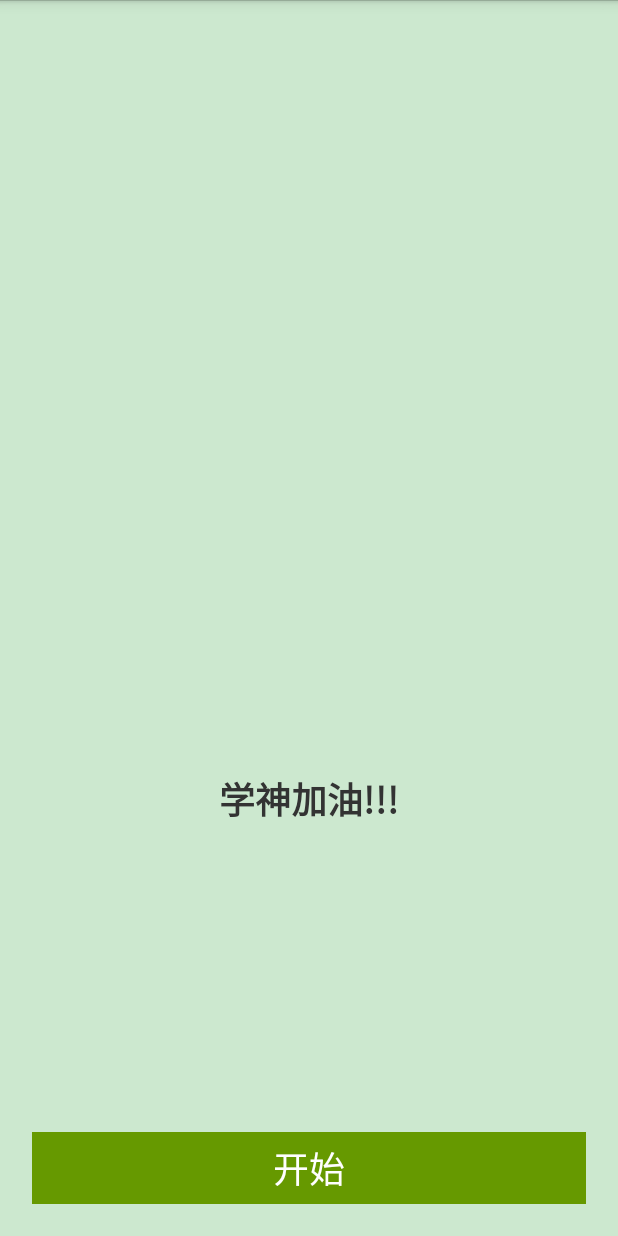
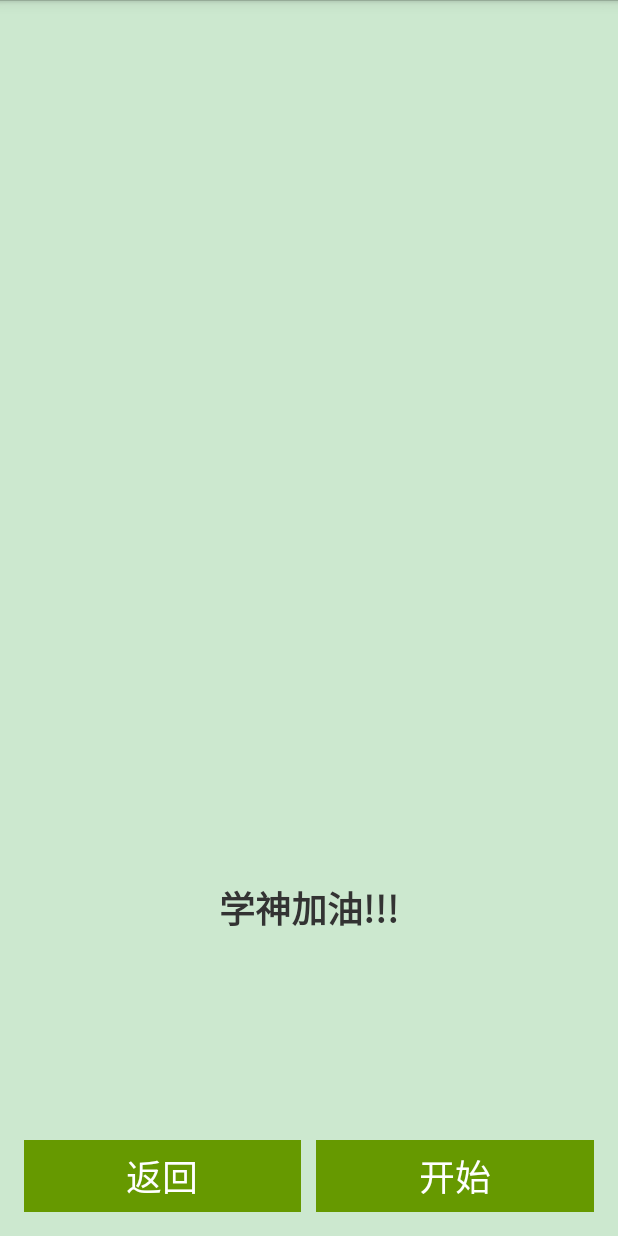
Before and after one commit to sslcs/EnglishNubmer, an Android app: the screen it shows after launch (MainActivity), after a tap on "学神", on a phone screen of 412 x 824 dp. Run offline under Robolectric (Android 15) with nearby library versions, the phone set to English and light mode, and no system bars.

Commit message:
ADD : add back button

```diff
--- a/src/main/java/com/reven/englishnumber/ui/MainActivity.java
+++ b/src/main/java/com/reven/englishnumber/ui/MainActivity.java
@@ -4,6 +4,7 @@ import android.app.Fragment;
 import android.app.FragmentManager;
 import android.app.FragmentTransaction;
 import android.os.Bundle;
+import android.view.View;
 
 import com.reven.englishnumber.R;
 
@@ -29,4 +30,8 @@ public class MainActivity extends SoundActivity {
         }
         ft.commitAllowingStateLoss();
     }
+
+    public void onBackPressed(View view) {
+        onBackPressed();
+    }
 }
--- a/src/main/res/layout/fragment_main.xml
+++ b/src/main/res/layout/fragment_main.xml
@@ -4,20 +4,17 @@
     android:layout_height="match_parent"
     android:padding="@dimen/activity_horizontal_margin"
     tools:context=".MainActivity">
-
     <LinearLayout
         android:id="@+id/v_info"
         android:layout_width="match_parent"
         android:layout_height="wrap_content"
         android:orientation="horizontal"
         android:visibility="gone">
-
         <Chronometer
             android:id="@+id/chronometer"
             android:layout_width="0dp"
             android:layout_height="wrap_content"
-            android:layout_weight="1" />
-
+            android:layout_weight="1"/>
         <TextView
             android:id="@+id/tv_right"
             android:layout_width="0dp"
@@ -25,8 +22,7 @@
             android:layout_weight="1"
             android:text="正确：0"
             android:textColor="#333"
-            android:textSize="16sp" />
-
+            android:textSize="16sp"/>
         <TextView
             android:id="@+id/tv_wrong"
             android:layout_width="0dp"
@@ -34,78 +30,75 @@
             android:layout_weight="1"
             android:text="错误：0"
             android:textColor="#333"
-            android:textSize="16sp" />
+            android:textSize="16sp"/>
     </LinearLayout>
-
-    <Button
-        android:id="@+id/btn_start"
+    <LinearLayout
+        android:id="@+id/v_bottom"
         android:layout_width="match_parent"
         android:layout_height="wrap_content"
         android:layout_alignParentBottom="true"
-        android:layout_margin="5dp"
-        android:background="@android:color/holo_green_dark"
-        android:text="开始"
-        android:textColor="@android:color/white"
-        android:textSize="24sp" />
-
+        android:layout_marginTop="20dp">
+        <Button
+            android:id="@+id/btn_back"
+            style="@style/BtnWeight"
+            android:layout_marginRight="10dp"
+            android:onClick="onBackPressed"
+            android:text="返回"/>
+        <Button
+            android:id="@+id/btn_start"
+            style="@style/BtnWeight"
+            android:text="开始"/>
+    </LinearLayout>
     <LinearLayout
         android:id="@+id/v_choices"
         android:layout_width="match_parent"
         android:layout_height="wrap_content"
-        android:layout_above="@id/btn_start"
+        android:layout_above="@id/v_bottom"
         android:orientation="vertical"
         android:visibility="invisible">
-
         <LinearLayout
             android:layout_width="match_parent"
-            android:layout_height="wrap_content">
-
+            android:layout_height="wrap_content"
+            android:layout_marginBottom="5dp">
             <com.reven.englishnumber.ui.RippleView style="@style/RippleChoice">
-
                 <Button
                     android:id="@+id/btn_0"
                     style="@style/BtnChoice"
-                    android:gravity="right|center_vertical" />
+                    android:layout_marginRight="5dp"/>
             </com.reven.englishnumber.ui.RippleView>
-
             <com.reven.englishnumber.ui.RippleView style="@style/RippleChoice">
-
                 <Button
                     android:id="@+id/btn_1"
                     style="@style/BtnChoice"
-                    android:gravity="left|center_vertical" />
+                    android:layout_marginLeft="5dp"/>
             </com.reven.englishnumber.ui.RippleView>
         </LinearLayout>
-
         <LinearLayout
             android:layout_width="match_parent"
-            android:layout_height="wrap_content">
-
+            android:layout_height="wrap_content"
+            android:layout_marginTop="5dp">
             <com.reven.englishnumber.ui.RippleView style="@style/RippleChoice">
-
                 <Button
                     android:id="@+id/btn_2"
                     style="@style/BtnChoice"
-                    android:gravity="right|center_vertical" />
+                    android:layout_marginRight="5dp"/>
             </com.reven.englishnumber.ui.RippleView>
-
             <com.reven.englishnumber.ui.RippleView style="@style/RippleChoice">
-
                 <Button
                     android:id="@+id/btn_3"
                     style="@style/BtnChoice"
-                    android:gravity="left|center_vertical" />
+                    android:layout_marginLeft="5dp"/>
             </com.reven.englishnumber.ui.RippleView>
         </LinearLayout>
     </LinearLayout>
-
     <TextView
         android:id="@+id/tv_number"
         android:layout_width="match_parent"
-        android:layout_height="100dp"
+        android:layout_height="wrap_content"
         android:layout_above="@id/v_choices"
+        android:layout_marginBottom="10dp"
         android:gravity="center"
         android:textColor="#333"
         android:textSize="24sp"
-        android:textStyle="bold" />
+        android:textStyle="bold"/>
 </RelativeLayout>
--- a/src/main/res/values/styles.xml
+++ b/src/main/res/values/styles.xml
@@ -1,30 +1,33 @@
 <resources>
     <!-- Base application theme. -->
-    <style name="AppTheme"
-        parent="android:Theme.Holo.Light.NoActionBar">
+    <style name="AppTheme" parent="android:Theme.Holo.Light.NoActionBar">
         <!-- Customize your theme here. -->
     </style>
-    <style name="BtnChoice">
+
+    <style name="BtnText">
+        <item name="android:background">@android:color/holo_green_dark</item>
+        <item name="android:textSize">24sp</item>
+        <item name="android:textColor">@android:color/white</item>
+    </style>
+
+    <style name="BtnChoice" parent="BtnText">
         <item name="android:layout_width">match_parent</item>
         <item name="android:layout_height">wrap_content</item>
-        <item name="android:background">@android:color/holo_green_dark</item>
-        <item name="android:padding">20dp</item>
-        <item name="android:textSize">24sp</item>
-        <item name="android:textColor">@android:color/white</item>
-        <item name="android:text">:)</item>
     </style>
+
+    <style name="BtnWeight" parent="BtnText">
+        <item name="android:layout_width">0dp</item>
+        <item name="android:layout_height">wrap_content</item>
+        <item name="android:layout_weight">1</item>
+    </style>
+
     <style name="RippleChoice">
         <item name="android:layout_width">0dp</item>
         <item name="android:layout_height">wrap_content</item>
         <item name="android:layout_weight">1</item>
-        <item name="android:layout_margin">5dp</item>
     </style>
-    <style name="BtnLevel">
-        <item name="android:layout_width">match_parent</item>
-        <item name="android:layout_height">wrap_content</item>
-        <item name="android:background">@android:color/holo_green_dark</item>
-        <item name="android:textSize">24sp</item>
-        <item name="android:textColor">@android:color/white</item>
+
+    <style name="BtnLevel" parent="BtnChoice">
         <item name="android:layout_marginTop">10dp</item>
         <item name="android:layout_marginBottom">10dp</item>
     </style>
```
Also changed, not shown: src/main/java/com/reven/englishnumber/ui/MainFragment.java (+19 -9 lines), src/main/java/com/reven/englishnumber/util/NumberUtil.java (+61 -5 lines), src/main/res/layout/fragment_level.xml (+13 -16 lines).
